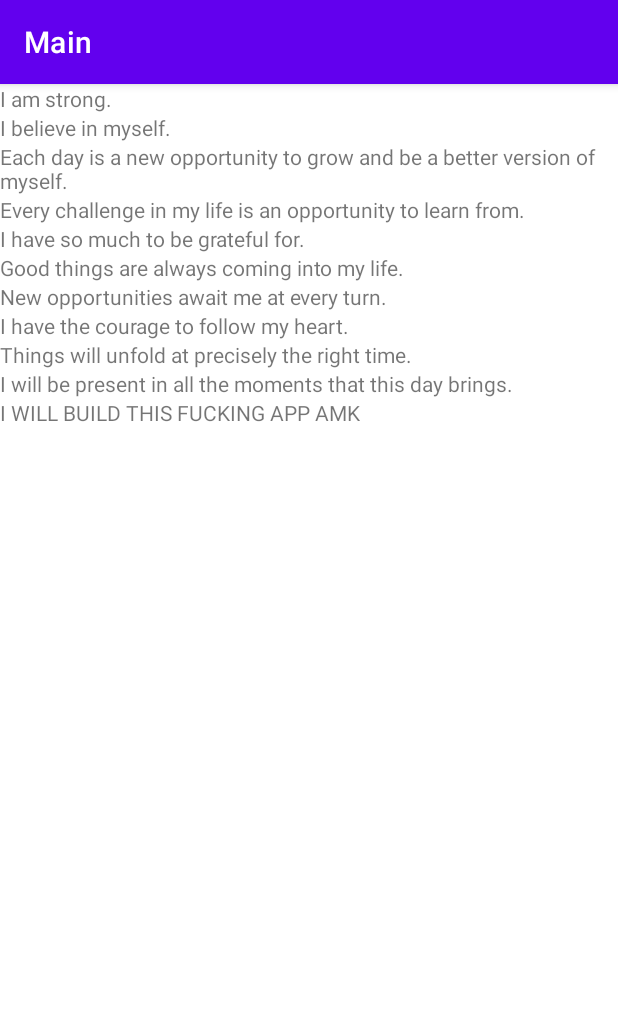
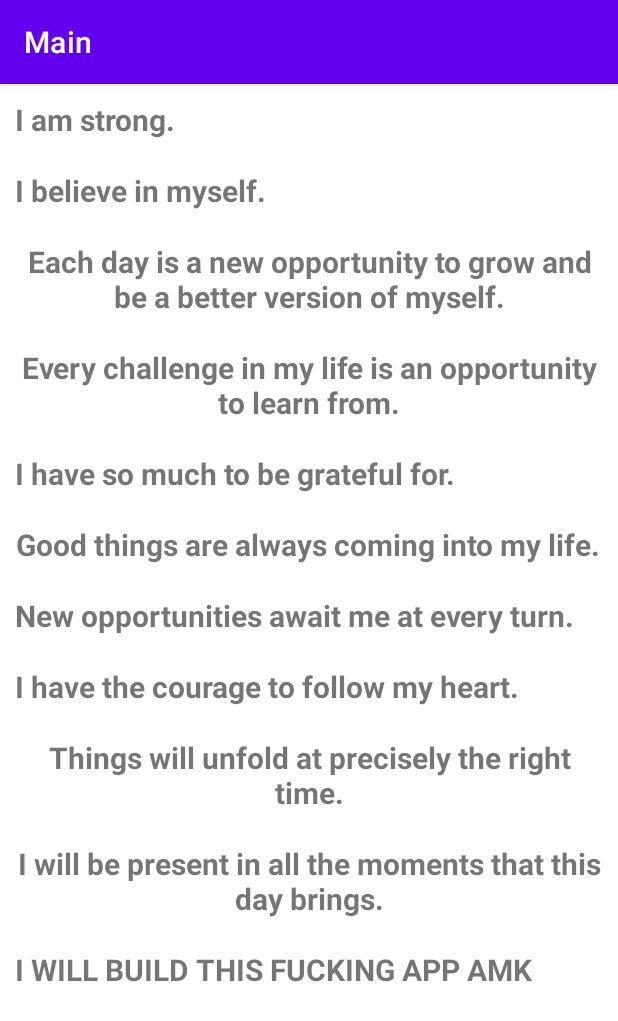
Before and after one commit to MikuuW/PetPal, an Android app: the MainActivity screen opened directly, with no data from a screen before it, on a phone screen of 412 x 824 dp. Shown: the top 1021 px of the screen. Run offline under Robolectric (Android 15) with nearby library versions, the phone set to English and light mode, and no system bars.

Commit message:
add: Safe Point

```diff
--- a/app/src/main/res/layout/list_item.xml
+++ b/app/src/main/res/layout/list_item.xml
@@ -2,4 +2,9 @@
 <TextView xmlns:android="http://schemas.android.com/apk/res/android"
     android:id="@+id/item_title"
     android:layout_width="wrap_content"
-    android:layout_height="wrap_content" />
+    android:layout_height="wrap_content"
+    android:padding="10dp"
+    android:text="test"
+    android:textAlignment="center"
+    android:textSize="20sp"
+    android:textStyle="bold" />
```
